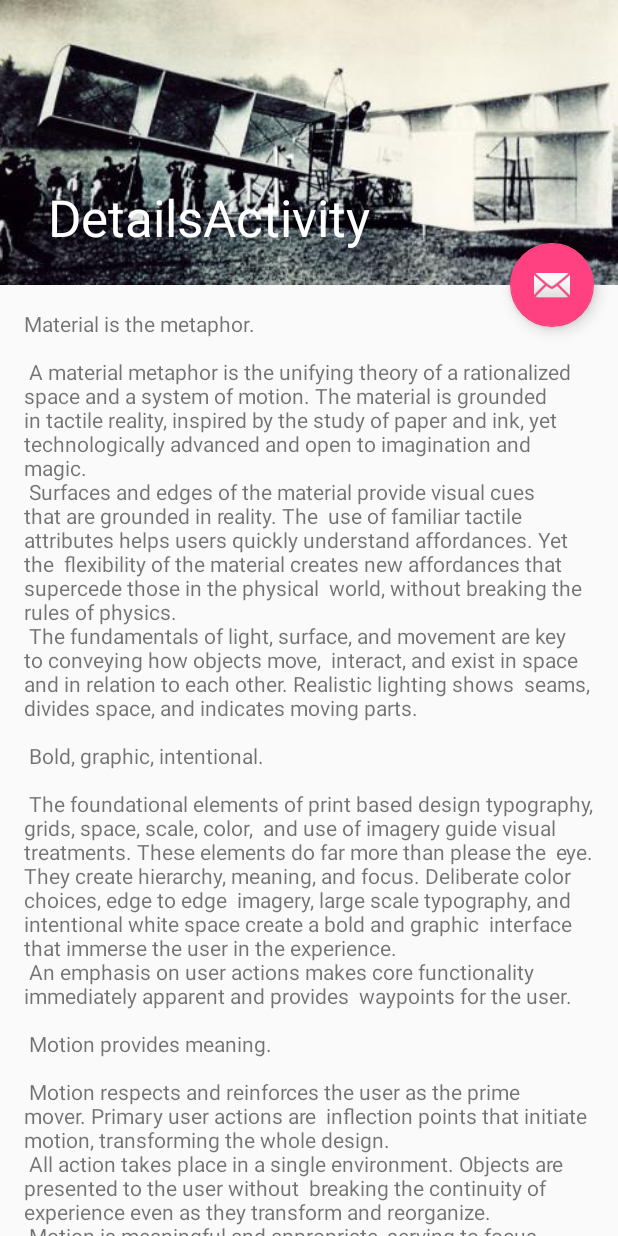
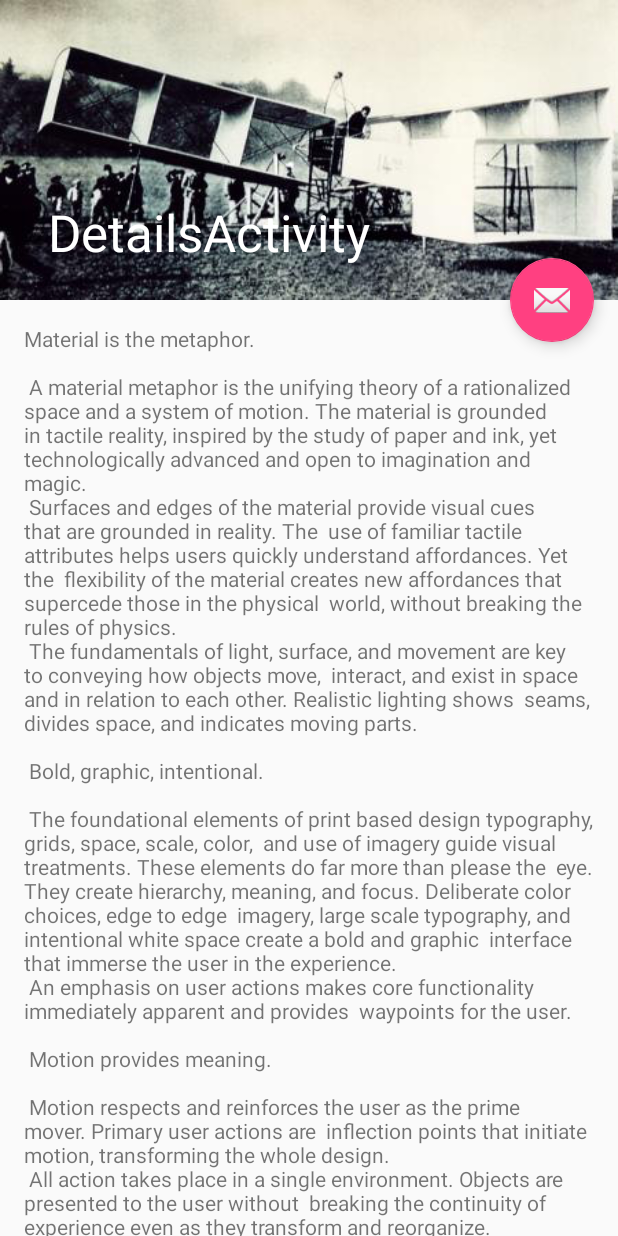
Before and after one commit to hallpaz/Criativo, an Android app: the DetailsActivity screen opened directly, with no data from a screen before it, on a phone screen of 412 x 824 dp. Run offline under Robolectric (Android 15) with nearby library versions, the phone set to English and light mode, and no system bars.

Commit message:
update of details activity

```diff
--- a/app/src/main/java/hackathon/com/museuimpressoes/DetailsActivity.java
+++ b/app/src/main/java/hackathon/com/museuimpressoes/DetailsActivity.java
@@ -1,13 +1,15 @@
 package hackathon.com.museuimpressoes;
 
+import android.content.Intent;
 import android.os.Bundle;
+import android.support.design.widget.AppBarLayout;
 import android.support.design.widget.FloatingActionButton;
 import android.support.design.widget.Snackbar;
 import android.support.v7.app.AppCompatActivity;
 import android.support.v7.widget.Toolbar;
 import android.view.View;
 
-public class DetailsActivity extends AppCompatActivity {
+public class DetailsActivity extends AppCompatActivity  {
 
     @Override
     protected void onCreate(Bundle savedInstanceState) {
@@ -24,5 +26,23 @@ public class DetailsActivity extends AppCompatActivity {
                         .setAction("Action", null).show();
             }
         });
+
+        AppBarLayout bar = (AppBarLayout) findViewById(R.id.app_bar);
+        bar.setOnClickListener(
+                new View.OnClickListener() {
+                    @Override
+                    public void onClick(View view) {
+                      goToGallery(view);
+                    }
+                }
+        );
+
+    }
+
+
+
+    public void goToGallery(View view){
+        Intent galleryIntent = new Intent(this, PieceGalleryActivity.class);
+        startActivity(galleryIntent);
     }
 }
--- a/app/src/main/res/layout/activity_details.xml
+++ b/app/src/main/res/layout/activity_details.xml
@@ -9,7 +9,9 @@
     <android.support.design.widget.AppBarLayout android:id="@+id/app_bar"
         android:fitsSystemWindows="true" android:layout_height="@dimen/app_bar_height"
         android:layout_width="match_parent" android:theme="@style/AppTheme.AppBarOverlay"
-        android:background="@drawable/details_background">
+        android:background="@drawable/details_background"
+        android:clickable="true"
+        >
 
         <android.support.design.widget.CollapsingToolbarLayout android:id="@+id/toolbar_layout"
             android:fitsSystemWindows="true" android:layout_width="match_parent"
@@ -28,6 +30,7 @@
     <android.support.design.widget.FloatingActionButton android:id="@+id/fab"
         android:layout_width="wrap_content" android:layout_height="wrap_content"
         android:layout_margin="@dimen/fab_margin" app:layout_anchor="@id/app_bar"
-        app:layout_anchorGravity="bottom|end" android:src="@android:drawable/ic_dialog_email" />
+        app:layout_anchorGravity="bottom|end" android:src="@android:drawable/ic_dialog_email"
+        />
 
 </android.support.design.widget.CoordinatorLayout>
--- a/app/src/main/res/layout/activity_main.xml
+++ b/app/src/main/res/layout/activity_main.xml
@@ -17,9 +17,6 @@
 
     <include layout="@layout/content_main" />
 
-    <android.support.design.widget.FloatingActionButton android:id="@+id/fab"
-        android:layout_width="wrap_content" android:layout_height="wrap_content"
-        android:layout_gravity="bottom|end" android:layout_margin="@dimen/fab_margin"
-        android:src="@android:drawable/ic_dialog_email" />
+
 
 </android.support.design.widget.CoordinatorLayout>
--- a/app/src/main/res/values/dimens.xml
+++ b/app/src/main/res/values/dimens.xml
@@ -4,6 +4,6 @@
     <dimen name="activity_vertical_margin">16dp</dimen>
     <dimen name="fab_margin">16dp</dimen>
     <dimen name="appbar_padding_top">8dp</dimen>
-    <dimen name="app_bar_height">190dp</dimen>
+    <dimen name="app_bar_height">200dp</dimen>
     <dimen name="text_margin">16dp</dimen>
 </resources>
```
